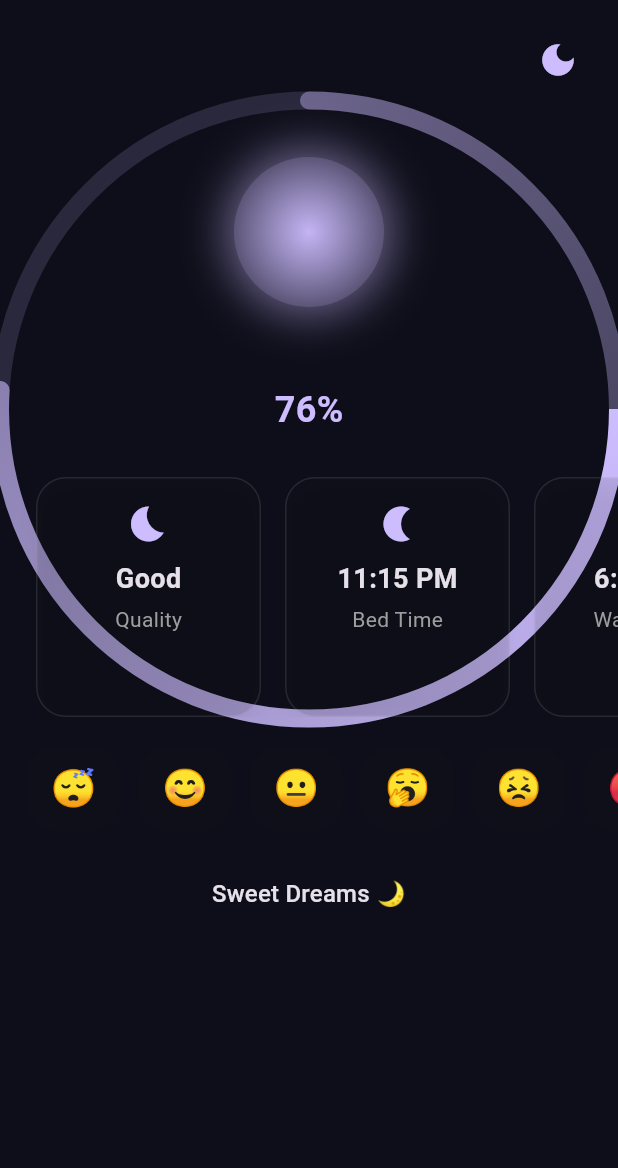
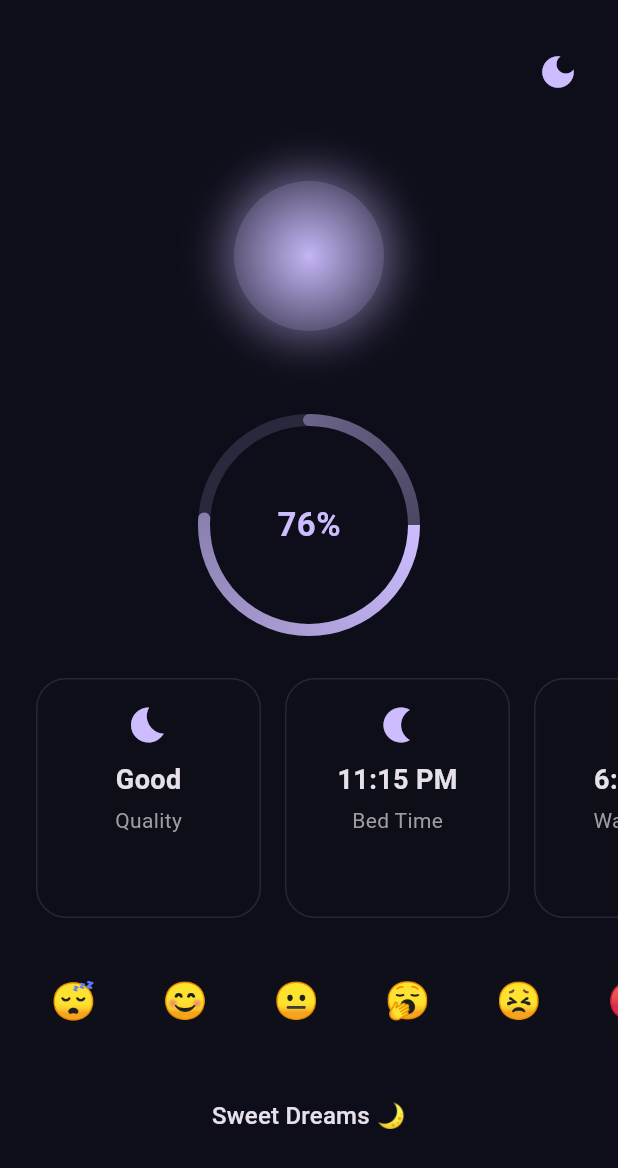
Before and after one commit to greyscriptdg/dreamtrack_flutter_ui, a Flutter app: the screen it shows after launch, after a tap on the "light mode" icon, on a phone screen of 412 x 824 dp. Shown: the top 1168 px of the screen. Run offline on Flutter 3.47's test engine with Material 3 defaults, Android fonts, the phone set to English and light mode, and no system bars; Roboto replaces fonts that are missing (SFPro).

Commit message:
UI Fix: Resized Sleep Ring & Improved Layout
- Shrunk the AnimatedSleepRing using SizedBox to avoid overflow
- Adjusted CustomPaint canvas size and stroke width
- Added proper vertical spacing between all sections
- Ensured clean layout across light and dark modes
- Finalized layout for polished, production-ready UI

```diff
--- a/lib/screens/home_screen.dart
+++ b/lib/screens/home_screen.dart
@@ -12,20 +12,29 @@ class HomeScreen extends StatelessWidget {
   Widget build(BuildContext context) {
     return Scaffold(
       body: SafeArea(
-        child: ListView(
-          padding: const EdgeInsets.symmetric(vertical: 16),
+        child: SingleChildScrollView(
+          padding: const EdgeInsets.symmetric(vertical: 24),
+          child: Column(
+            crossAxisAlignment: CrossAxisAlignment.stretch,
             children: [
               const Padding(
-              padding: EdgeInsets.only(right: 16.0),
+                padding: EdgeInsets.only(right: 16),
                 child: Align(
                   alignment: Alignment.topRight,
                   child: ToggleNightSwitch(),
                 ),
               ),
+              const SizedBox(height: 8),
               const GlowingMoonHeader(),
-            const SizedBox(height: 12),
-            const Center(child: AnimatedSleepRing(progress: 0.76)),
-            const SizedBox(height: 28),
+              const SizedBox(height: 20),
+              Center(
+                child: SizedBox(
+                  width: 140,
+                  height: 140,
+                  child: AnimatedSleepRing(progress: 0.76),
+                ),
+              ),
+              const SizedBox(height: 32),
               SizedBox(
                 height: 160,
                 child: ListView(
@@ -38,9 +47,9 @@ class HomeScreen extends StatelessWidget {
                   ],
                 ),
               ),
-            const SizedBox(height: 20),
+              const SizedBox(height: 28),
               MoodChipCarousel(),
-            const SizedBox(height: 30),
+              const SizedBox(height: 36),
               Center(
                 child: Text(
                   "Sweet Dreams 🌙",
@@ -50,6 +59,7 @@ class HomeScreen extends StatelessWidget {
             ],
           ),
         ),
+      ),
     );
   }
 }
--- a/lib/widgets/animated_sleep_ring.dart
+++ b/lib/widgets/animated_sleep_ring.dart
@@ -8,13 +8,13 @@ class AnimatedSleepRing extends StatelessWidget {
   @override
   Widget build(BuildContext context) {
     return CustomPaint(
-      size: const Size(160, 160),
+      size: const Size(110, 110), // Shrunk canvas
       painter: SleepRingPainter(progress, Theme.of(context).colorScheme.primary),
       child: Center(
         child: Text(
           '${(progress * 100).toInt()}%',
           style: TextStyle(
-            fontSize: 24,
+            fontSize: 22,
             fontWeight: FontWeight.bold,
             color: Theme.of(context).colorScheme.primary,
           ),
@@ -34,7 +34,7 @@ class SleepRingPainter extends CustomPainter {
   void paint(Canvas canvas, Size size) {
     final Paint basePaint = Paint()
       ..color = color.withOpacity(0.15)
-      ..strokeWidth = 12
+      ..strokeWidth = 8
       ..style = PaintingStyle.stroke;
 
     final Paint progressPaint = Paint()
@@ -43,7 +43,7 @@ class SleepRingPainter extends CustomPainter {
         startAngle: 0.0,
         endAngle: 2 * pi,
       ).createShader(Rect.fromCircle(center: size.center(Offset.zero), radius: size.width / 2))
-      ..strokeWidth = 12
+      ..strokeWidth = 8
       ..style = PaintingStyle.stroke
       ..strokeCap = StrokeCap.round;
 
```
Lines whose indentation alone changed are shown as unchanged.
